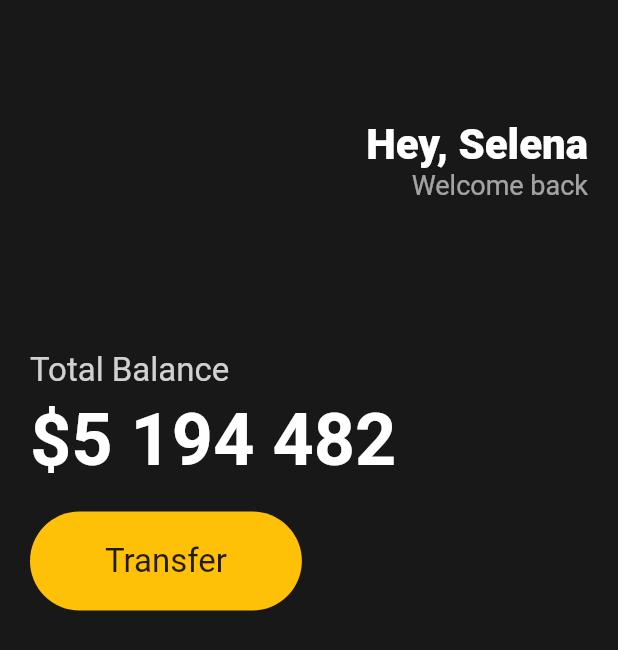
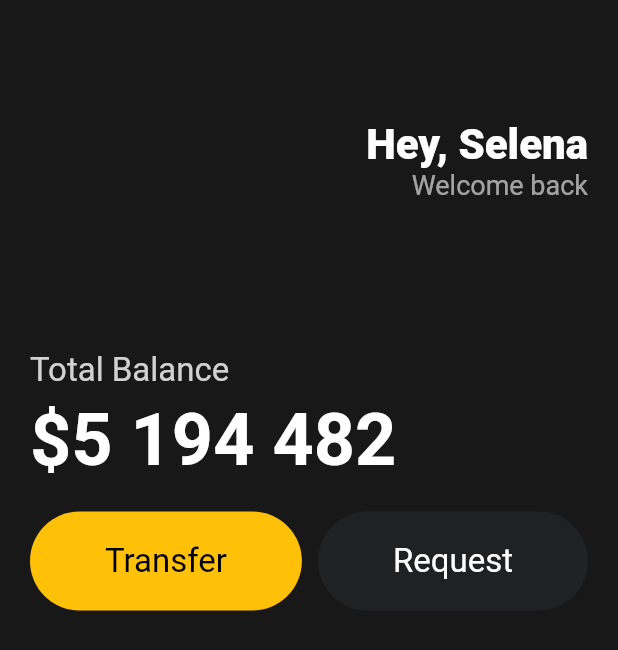
Before and after one commit to tacowasabii/Flutter-UI, a Flutter app: the screen it shows after launch, on a phone screen of 412 x 824 dp. Shown: the top 650 px of the screen. Run offline on Flutter 3.47's test engine with Material 2 defaults, Android fonts, the phone set to English and light mode, and no system bars.

Commit message:
reusable widget

```diff
--- a/lib/main.dart
+++ b/lib/main.dart
@@ -1,4 +1,5 @@
 import 'package:flutter/material.dart';
+import 'package:toonflix/widgets/button.dart';
 
 void main() {
   runApp(MyApp());
@@ -70,23 +71,17 @@ class MyApp extends StatelessWidget {
                 height: 20,
               ),
               Row(
-                children: [
-                  Container(
-                    decoration: BoxDecoration(
-                        color: Colors.amber,
-                        borderRadius: BorderRadius.circular(45)),
-                    child: const Padding(
-                      padding: EdgeInsets.symmetric(
-                        vertical: 20,
-                        horizontal: 50,
-                      ),
-                      child: Text(
-                        'Transfer',
-                        style: TextStyle(
-                          fontSize: 22,
-                        ),
-                      ),
-                    ),
+                mainAxisAlignment: MainAxisAlignment.spaceBetween,
+                children: const [
+                  Button(
+                    text: 'Transfer',
+                    bgColor: Colors.amber,
+                    textColor: Colors.black,
+                  ),
+                  Button(
+                    text: 'Request',
+                    bgColor: Color(0xFF1F2123),
+                    textColor: Colors.white,
                   ),
                 ],
               )
--- /dev/null
+++ b/lib/widgets/button.dart
@@ -0,0 +1,34 @@
+import 'package:flutter/material.dart';
+
+class Button extends StatelessWidget {
+  final String text;
+  final Color bgColor;
+  final Color textColor;
+
+  const Button({
+    required this.text,
+    required this.bgColor,
+    required this.textColor,
+  });
+
+  @override
+  Widget build(BuildContext context) {
+    return Container(
+      decoration: BoxDecoration(
+          color: bgColor, borderRadius: BorderRadius.circular(45)),
+      child: Padding(
+        padding: const EdgeInsets.symmetric(
+          vertical: 20,
+          horizontal: 50,
+        ),
+        child: Text(
+          text,
+          style: TextStyle(
+            color: textColor,
+            fontSize: 22,
+          ),
+        ),
+      ),
+    );
+  }
+}
```
